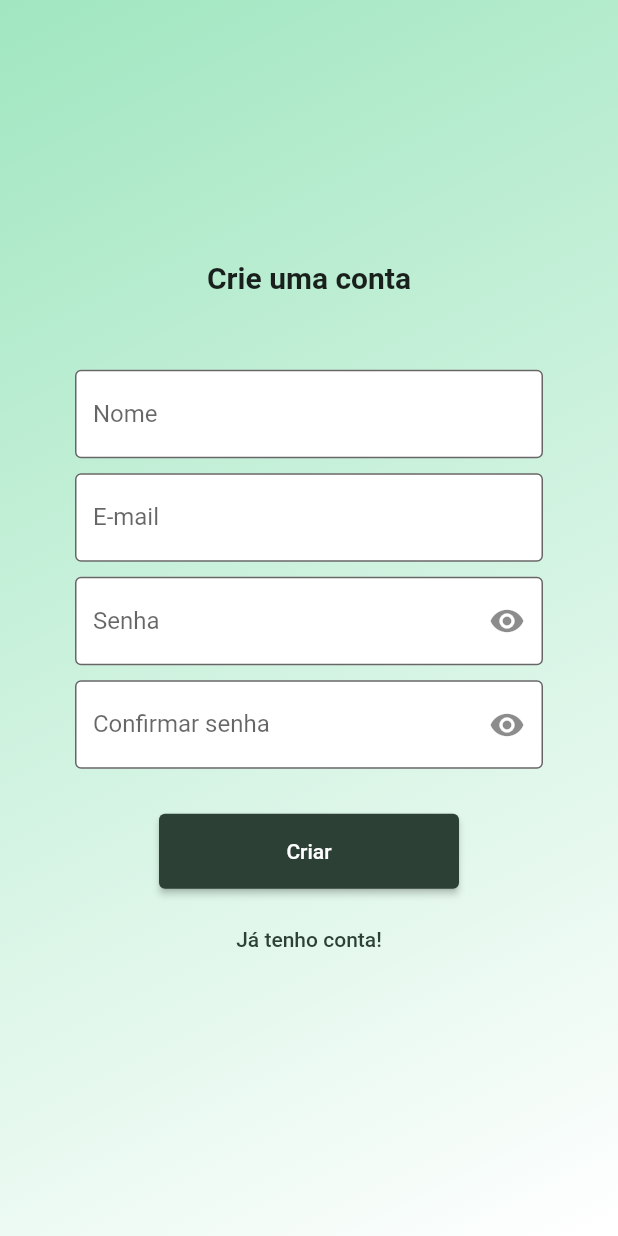
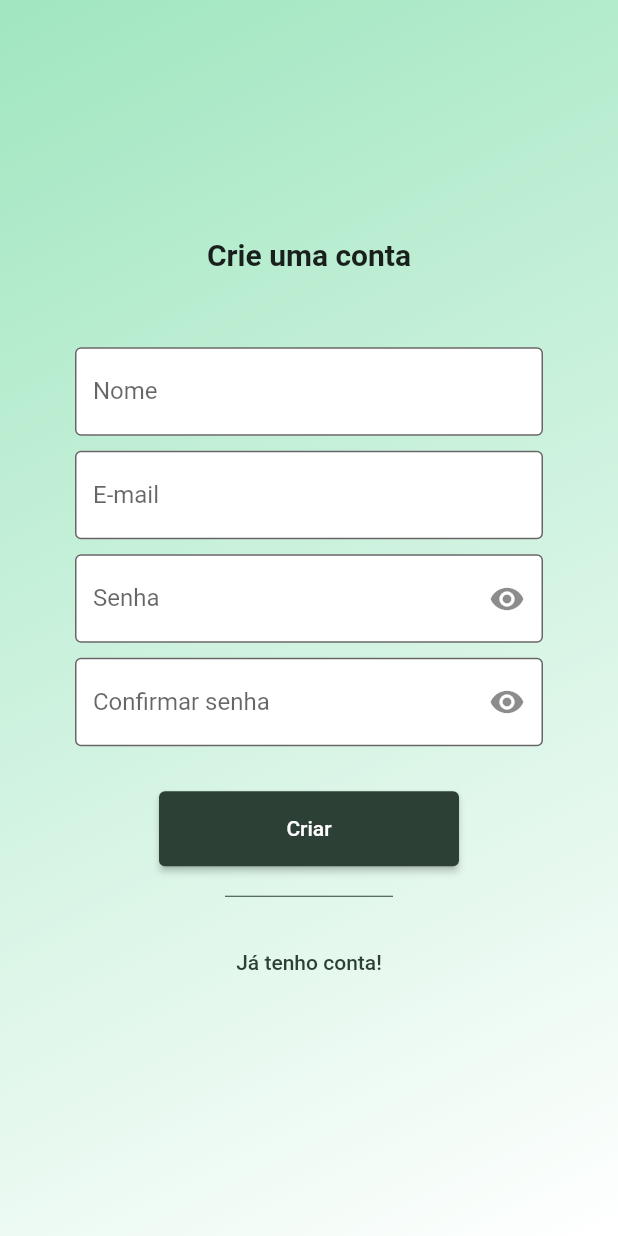
Before and after one commit to bernardodm/Guarda-Grana, a Flutter app: the screen it shows after launch, after a tap on "Criar Conta", on a phone screen of 412 x 824 dp. Run offline on Flutter 3.47's test engine with Material 2 defaults, Android fonts, the phone set to English and light mode, and no system bars; missing offline and left inert: dart:js_util.

Commit message:
change some codes

```diff
--- a/lib/pages/home/widgets/custom_all_values.dart
+++ b/lib/pages/home/widgets/custom_all_values.dart
@@ -1,3 +1,5 @@
+import 'dart:js_util';
+
 import 'package:flutter/material.dart';
 import 'package:my_app/shared/themes/colors.dart';
 
@@ -34,7 +36,7 @@ class CustomAllValues extends StatelessWidget {
                     child: Text(
                       'Meu Saldo:',
                       style: TextStyle(
-                        color: CustomColors.color2,
+                        color: Colors.white,
                       ),
                     ),
                   ),
--- a/lib/pages/login/create_login.dart
+++ b/lib/pages/login/create_login.dart
@@ -176,8 +176,11 @@ class _CreateLoginState extends State<CreateLogin> {
                 },
                 child: const Text("Criar"),
               ),
-              const SizedBox(
-                height: 10,
+              Divider(
+                height: 40,
+                indent: 100,
+                endIndent: 100,
+                color: CustomColors.color2,
               ),
               const CustomTextButton(
                 buttonName: 'Já tenho conta!',
--- a/lib/pages/login/start_page.dart
+++ b/lib/pages/login/start_page.dart
@@ -6,6 +6,7 @@ import 'package:my_app/pages/login/login_page.dart';
 import 'package:my_app/pages/login/widgets/custom_logo.dart';
 import 'package:my_app/shared/widgets/custom_elevated_button.dart';
 import 'package:my_app/shared/widgets/custom_text_button.dart';
+import 'package:my_app/shared/themes/colors.dart';
 
 // Cores:
 // #A0E6C0
@@ -36,10 +37,10 @@ class _StartPageState extends State<StartPage> {
             ],
           ),
         ),
-        child: Padding(
-          padding: const EdgeInsets.only(top: 200),
+        child: const Padding(
+          padding: EdgeInsets.only(top: 200),
           child: Column(
-            children: const [
+            children: [
               CustomLogo(),
               SizedBox(
                 height: 100,
@@ -55,8 +56,11 @@ class _StartPageState extends State<StartPage> {
                 buttonName: 'Fazer Login',
                 buttonNavigator: LoginPage(),
               ),
-              SizedBox(
-                height: 50,
+              Divider(
+                height: 40,
+                indent: 150,
+                endIndent: 150,
+                color: CustomColors.color2,
               ),
               CustomTextButton(
                 buttonName: 'Entrar sem Login',
--- a/lib/pages/wallet/wallet.dart
+++ b/lib/pages/wallet/wallet.dart
@@ -5,6 +5,7 @@ import 'package:my_app/shared/widgets/custom_app_bar.dart';
 import 'package:my_app/shared/widgets/custom_bottom_bar.dart';
 import 'package:my_app/shared/widgets/custom_drawer.dart';
 import 'package:my_app/shared/widgets/custom_flooating_button_add.dart';
+import 'package:my_app/shared/widgets/custom_activity.dart';
 
 class Wallet extends StatelessWidget {
   const Wallet({super.key});
@@ -25,9 +26,9 @@ class Wallet extends StatelessWidget {
             SizedBox(
               height: MediaQuery.of(context).size.height - 460,
               width: MediaQuery.of(context).size.width - 50,
-              child: ListView(
+              child: Column(
                 children: const [
-                  //CustomActivity(),
+                  CustomActivity(),
                 ],
               ),
             )
```
Also changed, not shown: lib/pages/home/home.dart (+5 -5 lines), lib/pages/login/login_page.dart (+5 -2 lines).
